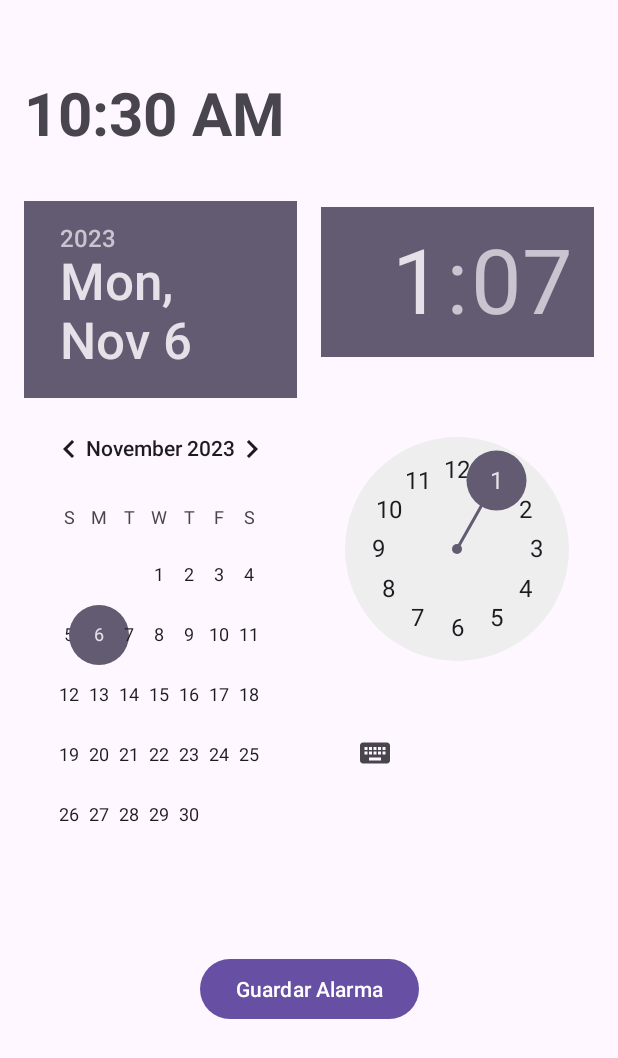
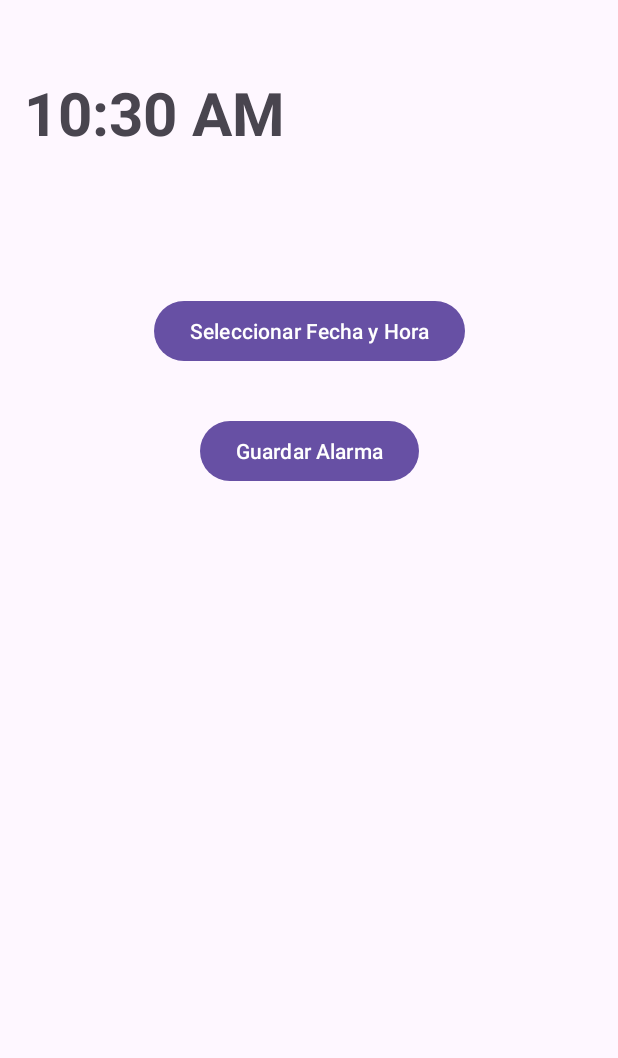
Before and after one commit to andreskings/aplicacionmantenimiento, an Android app: the crear_alarma screen opened directly, with no data from a screen before it, after a tap on "Guardar Alarma", on a phone screen of 412 x 824 dp. Shown: the top 1058 px of the screen. Run offline under Robolectric (Android 15) with nearby library versions, the phone set to English and light mode, and no system bars.

Commit message:
nuevo comit

```diff
--- a/app/src/main/AndroidManifest.xml
+++ b/app/src/main/AndroidManifest.xml
@@ -34,7 +34,10 @@
                 <category android:name="android.intent.category.LAUNCHER" />
             </intent-filter>
         </activity>
+        <receiver android:name=".AlarmReceiver"
+            tools:ignore="WrongManifestParent" />
     </application>
+
     <uses-permission android:name="android.permission.INTERNET" />
 
 
--- a/app/src/main/java/com/example/aplicacionmantenimiento/crear_alarma.java
+++ b/app/src/main/java/com/example/aplicacionmantenimiento/crear_alarma.java
@@ -2,27 +2,43 @@ package com.example.aplicacionmantenimiento;
 
 import android.app.AlarmManager;
 import android.app.PendingIntent;
+import android.app.DatePickerDialog;
+import android.app.TimePickerDialog;
 import android.content.Intent;
 import android.os.Bundle;
 import android.view.View;
 import android.widget.Button;
+import android.widget.DatePicker;
 import android.widget.TimePicker;
+import android.widget.TextView;
 import androidx.appcompat.app.AppCompatActivity;
 import java.util.Calendar;
 
 public class crear_alarma extends AppCompatActivity {
-    private TimePicker timePicker;
-    private Button btnProgramarAlarma;
+    private Button btnSeleccionarFechaHora;
+    private Button btnGuardarAlarma;
+    private TextView textViewFechaSeleccionada;
+    private TextView textViewHoraSeleccionada;
+    private Calendar selectedDateTime = Calendar.getInstance();
 
     @Override
     protected void onCreate(Bundle savedInstanceState) {
         super.onCreate(savedInstanceState);
         setContentView(R.layout.activity_crear_alarma);
 
-        timePicker = findViewById(R.id.timePicker);
-        btnProgramarAlarma = findViewById(R.id.btnGuardarAlarma);
+        btnSeleccionarFechaHora = findViewById(R.id.btnSeleccionarFechaHora);
+        btnGuardarAlarma = findViewById(R.id.btnGuardarAlarma);
+        textViewFechaSeleccionada = findViewById(R.id.textViewFechaSeleccionada);
+        textViewHoraSeleccionada = findViewById(R.id.textViewHoraSeleccionada);
 
-        btnProgramarAlarma.setOnClickListener(new View.OnClickListener() {
+        btnSeleccionarFechaHora.setOnClickListener(new View.OnClickListener() {
+            @Override
+            public void onClick(View view) {
+                mostrarSelectorFechaHora();
+            }
+        });
+
+        btnGuardarAlarma.setOnClickListener(new View.OnClickListener() {
             @Override
             public void onClick(View view) {
                 programarAlarma();
@@ -30,20 +46,54 @@ public class crear_alarma extends AppCompatActivity {
         });
     }
 
+    private void mostrarSelectorFechaHora() {
+        // Mostrar un DatePickerDialog para seleccionar la fecha
+        DatePickerDialog datePickerDialog = new DatePickerDialog(this, new DatePickerDialog.OnDateSetListener() {
+            @Override
+            public void onDateSet(DatePicker view, int year, int month, int dayOfMonth) {
+                selectedDateTime.set(Calendar.YEAR, year);
+                selectedDateTime.set(Calendar.MONTH, month);
+                selectedDateTime.set(Calendar.DAY_OF_MONTH, dayOfMonth);
+
+                // Mostrar un TimePickerDialog para seleccionar la hora
+                TimePickerDialog timePickerDialog = new TimePickerDialog(crear_alarma.this, new TimePickerDialog.OnTimeSetListener() {
+                    @Override
+                    public void onTimeSet(TimePicker view, int hourOfDay, int minute) {
+                        selectedDateTime.set(Calendar.HOUR_OF_DAY, hourOfDay);
+                        selectedDateTime.set(Calendar.MINUTE, minute);
+
+                        // Actualizar los TextView con la fecha y hora seleccionadas
+                        actualizarTextViewsFechaHora();
+                    }
+                }, selectedDateTime.get(Calendar.HOUR_OF_DAY), selectedDateTime.get(Calendar.MINUTE), true);
+
+                timePickerDialog.show();
+            }
+        }, selectedDateTime.get(Calendar.YEAR), selectedDateTime.get(Calendar.MONTH), selectedDateTime.get(Calendar.DAY_OF_MONTH));
+
+        datePickerDialog.show();
+    }
+
+    private void actualizarTextViewsFechaHora() {
+        String fechaSeleccionada = android.text.format.DateFormat.format("dd-MM-yyyy", selectedDateTime).toString();
+        String horaSeleccionada = android.text.format.DateFormat.format("HH:mm", selectedDateTime).toString();
+
+        textViewFechaSeleccionada.setText("Fecha seleccionada: " + fechaSeleccionada);
+        textViewHoraSeleccionada.setText("Hora seleccionada: " + horaSeleccionada);
+    }
+
     private void programarAlarma() {
-        // Obtener la hora y minutos seleccionados en el TimePicker
-        int hora = timePicker.getHour();
-        int minutos = timePicker.getMinute();
+        // Aquí debes implementar la lógica para programar la alarma utilizando la fecha y hora seleccionadas (selectedDateTime).
+        // Esto puede implicar el uso de AlarmManager y PendingIntent, similar a tu código original para programar la alarma.
+        // Asegúrate de definir correctamente el Intent que debe ejecutarse cuando suene la alarma.
 
-        // Configurar el AlarmManager
+        // Ejemplo:
         AlarmManager alarmManager = (AlarmManager) getSystemService(ALARM_SERVICE);
         Intent intent = new Intent(this, AlarmReceiver.class);
-        PendingIntent pendingIntent = PendingIntent.getBroadcast(this, 0, intent, 0);
+        PendingIntent pendingIntent = PendingIntent.getBroadcast(this, 0, intent, PendingIntent.FLAG_IMMUTABLE);
 
-        // Configurar la hora de la alarma
-        Calendar calendar = Calendar.getInstance();
-        calendar.set(Calendar.HOUR_OF_DAY, hora);
-        calendar.set(Calendar.MINUTE, minutos);
+        // Aquí configura el calendario con selectedDateTime y programa la alarma.
+        Calendar calendar = selectedDateTime;
 
         // Programar la alarma
         alarmManager.set(AlarmManager.RTC_WAKEUP, calendar.getTimeInMillis(), pendingIntent);
--- a/app/src/main/res/layout/activity_crear_alarma.xml
+++ b/app/src/main/res/layout/activity_crear_alarma.xml
@@ -6,7 +6,7 @@
     android:layout_width="match_parent"
     android:layout_height="match_parent"
     android:padding="16dp"
-    tools:context=".MainActivity">
+    tools:context=".crear_alarma">
 
     <!-- Reloj digital en la parte superior -->
     <DigitalClock
@@ -20,38 +20,45 @@
         app:layout_constraintEnd_toEndOf="parent"
         android:layout_marginTop="32dp"/>
 
-    <!-- DatePicker para seleccionar la fecha -->
-    <DatePicker
-        android:id="@+id/datePicker"
-        android:layout_width="0dp"
+    <!-- TextViews para mostrar la fecha y hora seleccionadas -->
+    <TextView
+        android:id="@+id/textViewFechaSeleccionada"
+        android:layout_width="wrap_content"
         android:layout_height="wrap_content"
         app:layout_constraintTop_toBottomOf="@+id/digitalClock"
         app:layout_constraintStart_toStartOf="parent"
-        app:layout_constraintEnd_toStartOf="@+id/timePicker"
-        android:layout_marginTop="32dp"
-        android:layout_marginEnd="8dp"/>
+        app:layout_constraintEnd_toEndOf="parent"
+        android:layout_marginTop="16dp"/>
 
-    <!-- TimePicker para seleccionar la hora -->
+    <TextView
+        android:id="@+id/textViewHoraSeleccionada"
+        android:layout_width="wrap_content"
+        android:layout_height="wrap_content"
+        app:layout_constraintTop_toBottomOf="@+id/textViewFechaSeleccionada"
+        app:layout_constraintStart_toStartOf="parent"
+        app:layout_constraintEnd_toEndOf="parent"
+        android:layout_marginTop="8dp"/>
 
+    <!-- Botón para seleccionar la fecha y hora -->
+    <Button
+        android:id="@+id/btnSeleccionarFechaHora"
+        android:layout_width="wrap_content"
+        android:layout_height="wrap_content"
+        android:text="Seleccionar Fecha y Hora"
+        app:layout_constraintTop_toBottomOf="@+id/textViewHoraSeleccionada"
+        app:layout_constraintStart_toStartOf="parent"
+        app:layout_constraintEnd_toEndOf="parent"
+        android:layout_marginTop="32dp"/>
     <!-- Botón para guardar la alarma -->
-    <TimePicker
-        android:id="@+id/timePicker"
-        android:layout_width="0dp"
-        android:layout_height="wrap_content"
-        android:layout_marginStart="8dp"
-        android:layout_marginTop="36dp"
-        app:layout_constraintEnd_toEndOf="parent"
-        app:layout_constraintStart_toEndOf="@+id/datePicker"
-        app:layout_constraintTop_toBottomOf="@+id/digitalClock" />
-
     <Button
         android:id="@+id/btnGuardarAlarma"
         android:layout_width="wrap_content"
         android:layout_height="wrap_content"
         android:text="Guardar Alarma"
-        app:layout_constraintTop_toBottomOf="@+id/datePicker"
+        app:layout_constraintTop_toBottomOf="@+id/btnSeleccionarFechaHora"
         app:layout_constraintStart_toStartOf="parent"
         app:layout_constraintEnd_toEndOf="parent"
         android:layout_marginTop="32dp"/>
 
+
 </androidx.constraintlayout.widget.ConstraintLayout>
```
Also changed, not shown: app/src/main/java/com/example/aplicacionmantenimiento/MainActivity.java (added, +31 -0 lines), app/src/main/res/layout/activity_agregar_mantenimiento.xml (+0 -22 lines).
